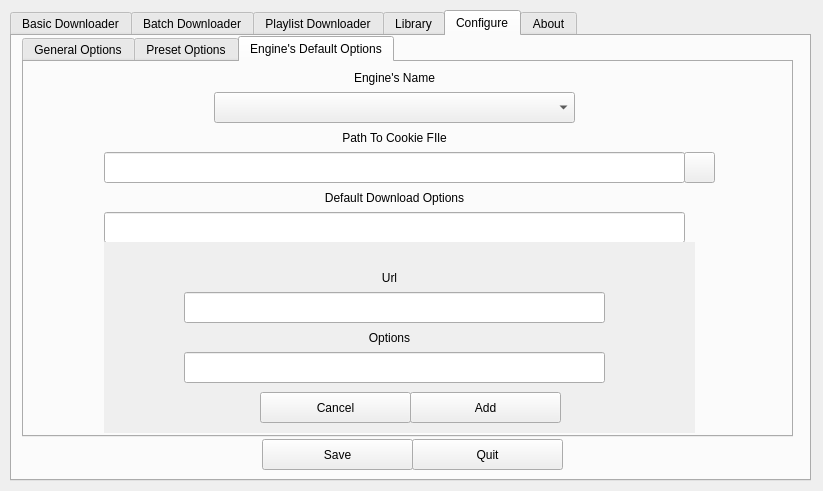
Before: the Qt Designer form src/mainwindow.ui in mhogomchungu/media-downloader, drawn with Qt 5.
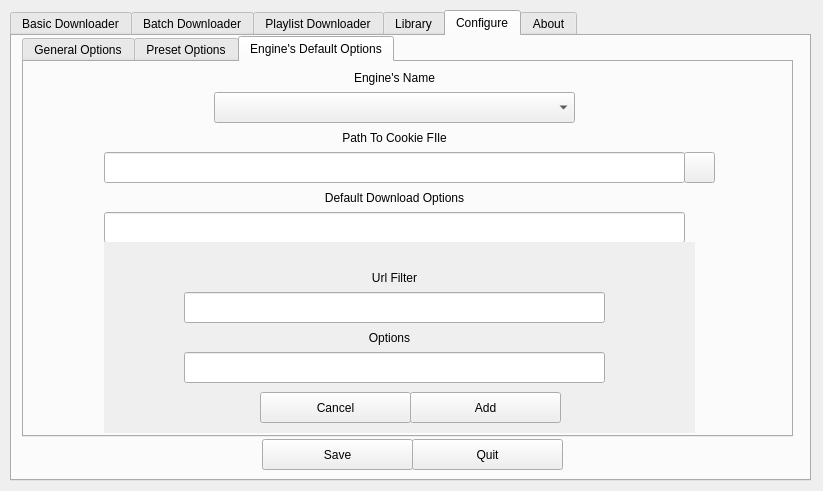
After: the same form once the commit is applied.

Patch:
```diff
--- a/src/mainwindow.ui
+++ b/src/mainwindow.ui
@@ -1683,12 +1683,12 @@
           <rect>
            <x>0</x>
            <y>20</y>
-           <width>571</width>
+           <width>581</width>
            <height>31</height>
           </rect>
          </property>
          <property name="text">
-          <string>Url</string>
+          <string>Url Filter</string>
          </property>
          <property name="alignment">
           <set>Qt::AlignCenter</set>
```
